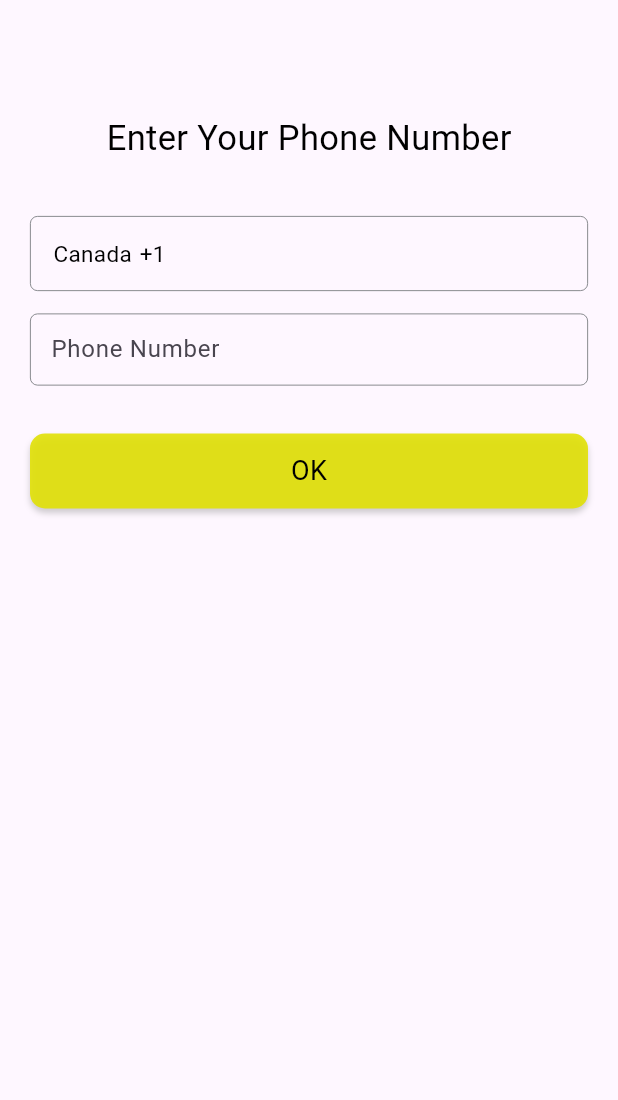
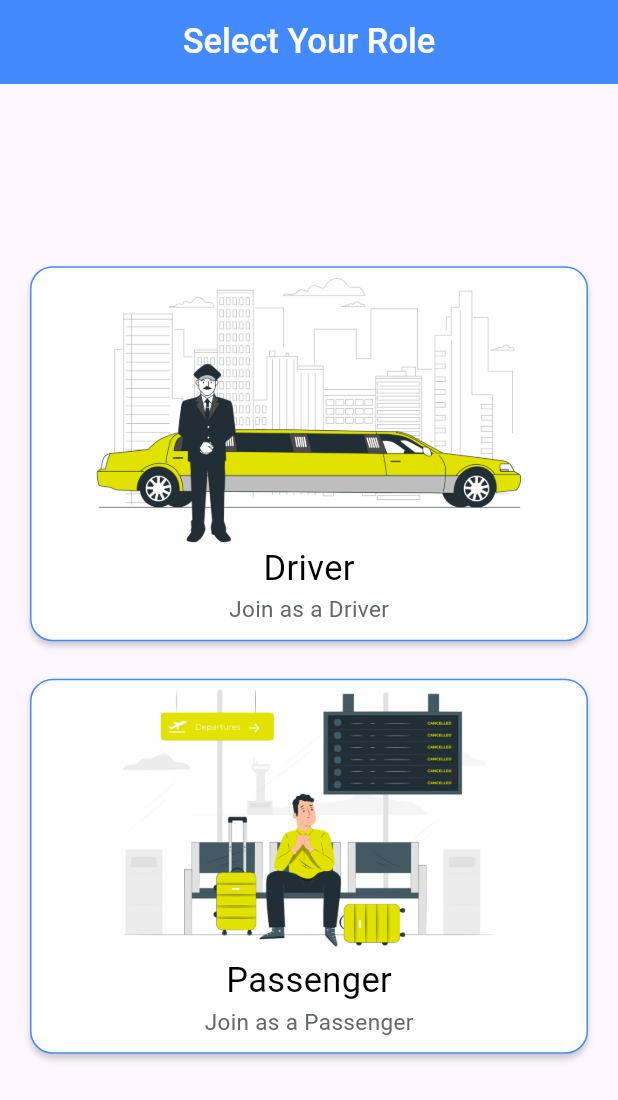
Before and after one commit to IT21175466/taxia, a Flutter app: the screen it shows after launch, on a phone screen of 412 x 824 dp. Shown: the top 1100 px of the screen. Run offline on Flutter 3.47's test engine with Material 3 defaults, Android fonts, the phone set to English and light mode, and no system bars; missing offline and left inert: fl_country_code_picker.

Commit message:
Role Select Page

```diff
--- a/lib/constants/app_colors.dart
+++ b/lib/constants/app_colors.dart
@@ -2,7 +2,7 @@ import 'package:flutter/material.dart';
 
 class AppColors {
   static const Color primaryColor = Color.fromARGB(255, 255, 255, 255);
-  static const Color accentColor = Color.fromARGB(225, 225, 225, 0);
+  static const Color accentColor = Color.fromARGB(255, 225, 225, 0);
 
   // Text colors
   static const Color textColor = Color.fromARGB(255, 0, 0, 0);
@@ -13,6 +13,9 @@ class AppColors {
   // Other colors
   static const Color errorColor = Colors.red;
 
+  // App Bar colors
+  static const Color appBarColor = Colors.blueAccent;
+
   // Button colors
   static const Color buttonColor = Color.fromARGB(225, 225, 225, 0);
 }
--- a/lib/main.dart
+++ b/lib/main.dart
@@ -4,6 +4,7 @@
 import 'package:taxia/providers/country_select_provider.dart';
 import 'package:taxia/views/authentication/login_page.dart';
 import 'package:taxia/views/authentication/phone_validation_page.dart';
+import 'package:taxia/views/authentication/type_selection.dart';
 
 void main() {
   runApp(const MyApp());
@@ -25,7 +26,7 @@
           primaryColor: AppColors.primaryColor,
           dividerColor: Colors.transparent,
         ),
-        home: PhoneValidation(),
+        home: UserTypeSelection(),
       ),
     );
   }
--- /dev/null
+++ b/lib/views/authentication/type_selection.dart
@@ -0,0 +1,146 @@
+import 'package:flutter/material.dart';
+import 'package:taxia/constants/app_colors.dart';
+
+class UserTypeSelection extends StatefulWidget {
+  const UserTypeSelection({super.key});
+
+  @override
+  State<UserTypeSelection> createState() => _UserTypeSelectionState();
+}
+
+class _UserTypeSelectionState extends State<UserTypeSelection> {
+  @override
+  Widget build(BuildContext context) {
+    double screenWidth = MediaQuery.of(context).size.width;
+    return Scaffold(
+      appBar: AppBar(
+        title: Text(
+          'Select Your Role',
+          style: TextStyle(
+            fontSize: 23,
+            fontWeight: FontWeight.w500,
+            color: Colors.white,
+          ),
+        ),
+        centerTitle: true,
+        backgroundColor: AppColors.appBarColor,
+      ),
+      body: Container(
+        padding: EdgeInsets.symmetric(horizontal: 20),
+        width: screenWidth,
+        child: Column(
+          children: [
+            Spacer(),
+            Container(
+              height: 250,
+              width: screenWidth,
+              decoration: BoxDecoration(
+                borderRadius: BorderRadius.circular(15),
+                color: Colors.white,
+                boxShadow: [
+                  BoxShadow(
+                    color: Colors.grey.withOpacity(0.5),
+                    blurRadius: 3,
+                    offset: Offset(0, 3),
+                  ),
+                ],
+                border: Border.all(
+                  color: Colors.blueAccent,
+                ),
+              ),
+              child: Column(
+                crossAxisAlignment: CrossAxisAlignment.center,
+                children: [
+                  SizedBox(
+                    height: 5,
+                  ),
+                  Expanded(
+                    child: SizedBox(
+                      child: Image.asset('assets/images/driver.png'),
+                    ),
+                  ),
+                  Text(
+                    'Driver',
+                    style: TextStyle(
+                      fontSize: 23,
+                      fontWeight: FontWeight.w400,
+                      color: AppColors.textColor,
+                    ),
+                  ),
+                  Text(
+                    'Join as a Driver',
+                    style: TextStyle(
+                      fontSize: 15,
+                      fontWeight: FontWeight.w400,
+                      color: AppColors.grayColor,
+                    ),
+                  ),
+                  SizedBox(
+                    height: 10,
+                  ),
+                ],
+              ),
+            ),
+            SizedBox(
+              height: 25,
+            ),
+            Container(
+              height: 250,
+              width: screenWidth,
+              decoration: BoxDecoration(
+                borderRadius: BorderRadius.circular(15),
+                color: Colors.white,
+                boxShadow: [
+                  BoxShadow(
+                    color: Colors.grey.withOpacity(0.5),
+                    blurRadius: 3,
+                    offset: Offset(0, 3),
+                  ),
+                ],
+                border: Border.all(
+                  color: Colors.blueAccent,
+                ),
+              ),
+              child: Column(
+                crossAxisAlignment: CrossAxisAlignment.center,
+                children: [
+                  SizedBox(
+                    height: 5,
+                  ),
+                  Expanded(
+                    child: SizedBox(
+                      child: Image.asset('assets/images/passenger.png'),
+                    ),
+                  ),
+                  SizedBox(
+                    height: 5,
+                  ),
+                  Text(
+                    'Passenger',
+                    style: TextStyle(
+                      fontSize: 23,
+                      fontWeight: FontWeight.w400,
+                      color: AppColors.textColor,
+                    ),
+                  ),
+                  Text(
+                    'Join as a Passenger',
+                    style: TextStyle(
+                      fontSize: 15,
+                      fontWeight: FontWeight.w400,
+                      color: AppColors.grayColor,
+                    ),
+                  ),
+                  SizedBox(
+                    height: 10,
+                  ),
+                ],
+              ),
+            ),
+            Spacer(),
+          ],
+        ),
+      ),
+    );
+  }
+}
--- a/pubspec.yaml
+++ b/pubspec.yaml
@@ -62,8 +62,8 @@ flutter:
   uses-material-design: true
 
   # To add assets to your application, add an assets section, like this:
-  # assets:
-  #   - images/a_dot_burr.jpeg
+  assets:
+    - assets/images/
   #   - images/a_dot_ham.jpeg
 
   # An image asset can refer to one or more resolution-specific "variants", see
```
Also changed, not shown: assets/images/driver.png (added), assets/images/passenger.png (added).
